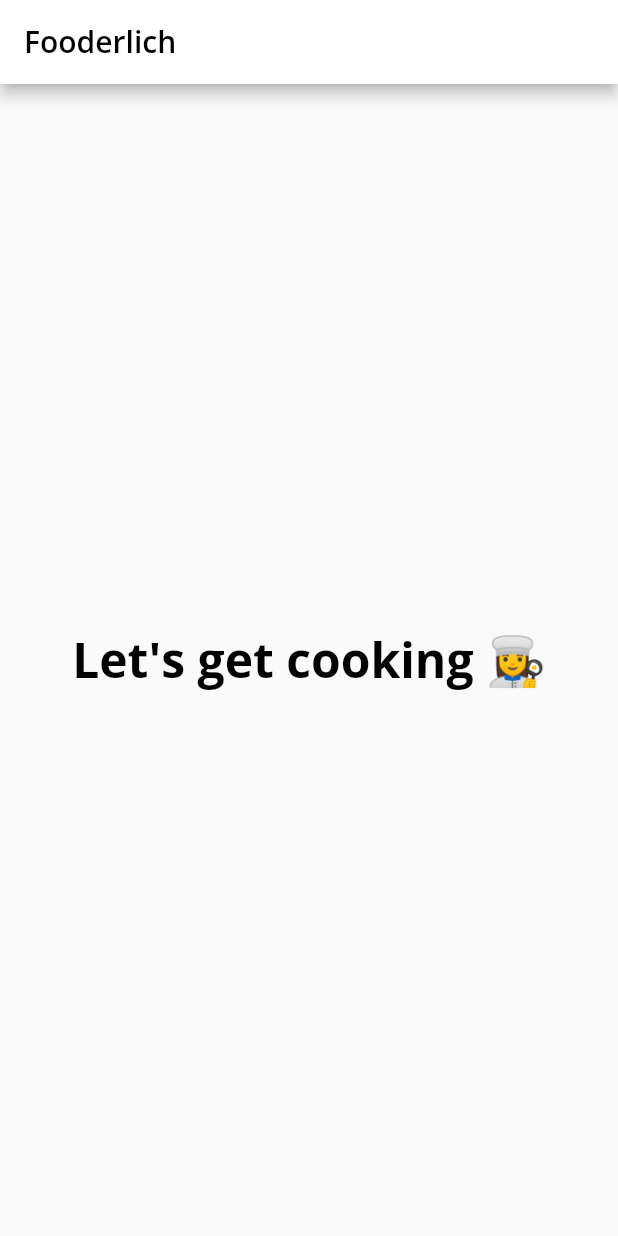
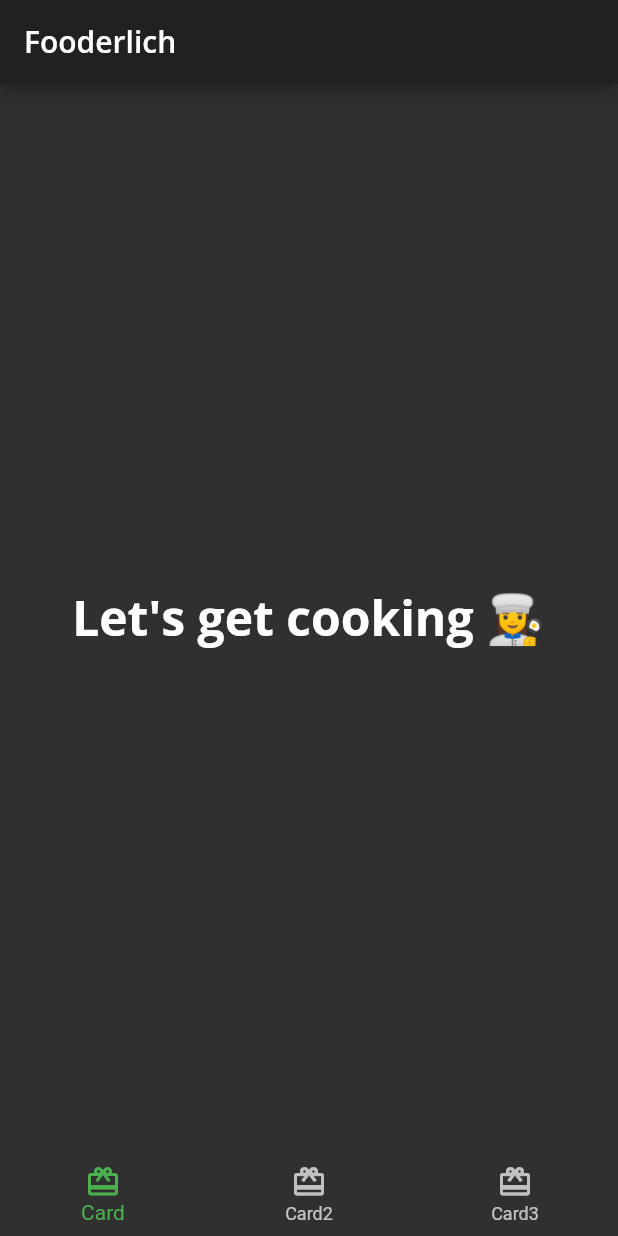
Before and after one commit to ericnjoroge/fooderlich, a Flutter app: the screen it shows after launch, on a phone screen of 412 x 824 dp. Run offline on Flutter 3.47's test engine with Material 2 defaults, Android fonts, the phone set to English and light mode, and no system bars; our stand-ins replace google_fonts.

```diff
--- a/lib/home.dart
+++ b/lib/home.dart
@@ -27,6 +27,17 @@ class _HomeState extends State<Home> {
         ),
       ),
       // TODO: Add bottom navigation bar
+      bottomNavigationBar: BottomNavigationBar(
+        selectedItemColor: Theme.of(context).textSelectionTheme.selectionColor,
+        items: <BottomNavigationBarItem>[
+          const BottomNavigationBarItem(
+              icon: Icon(Icons.card_giftcard), label: 'Card'),
+          const BottomNavigationBarItem(
+              icon: Icon(Icons.card_giftcard), label: 'Card2'),
+          const BottomNavigationBarItem(
+              icon: Icon(Icons.card_giftcard), label: 'Card3')
+        ],
+      ),
     );
   }
 }
--- a/lib/main.dart
+++ b/lib/main.dart
@@ -12,7 +12,7 @@ class Fooderlich extends StatelessWidget {
   // This widget is the root of your application.
   @override
   Widget build(BuildContext context) {
-    final theme = FooderlichTheme.light();
+    final theme = FooderlichTheme.dark();
 
     return MaterialApp(
       title: 'Fooderlich',
```
